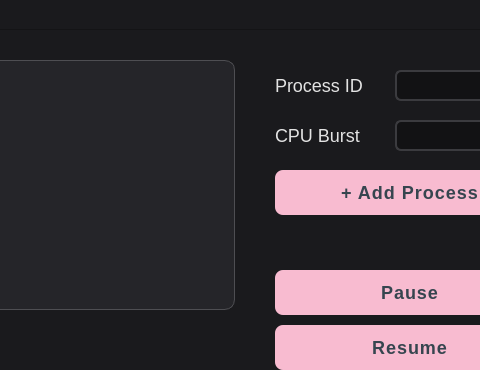
This is GUI/LiveMode.ui in Mennaa-Ayman/CPU-Scheduler as Qt 5 draws it before an edit; both pictures show x 325 to 805 and y 120 to 490 of the 963 by 696 pixel window. The edited form follows.
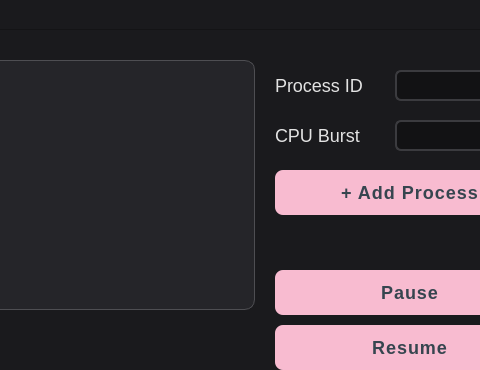
This is the edited form.

```diff
--- a/GUI/LiveMode.ui
+++ b/GUI/LiveMode.ui
@@ -83,10 +83,12 @@
     <rect>
      <x>30</x>
      <y>180</y>
-     <width>530</width>
-     <height>250</height>
+    <width>550</width> <height>250</height>
     </rect>
    </property>
+  <property name="styleSheet">
+    <string>QTableWidget { font-size: 14px; } QHeaderView { font-size: 12px; }</string>
+  </property>
   </widget>
 
   <widget class="QLabel" name="label_8">
```
Lines whose indentation alone changed are shown as unchanged.
